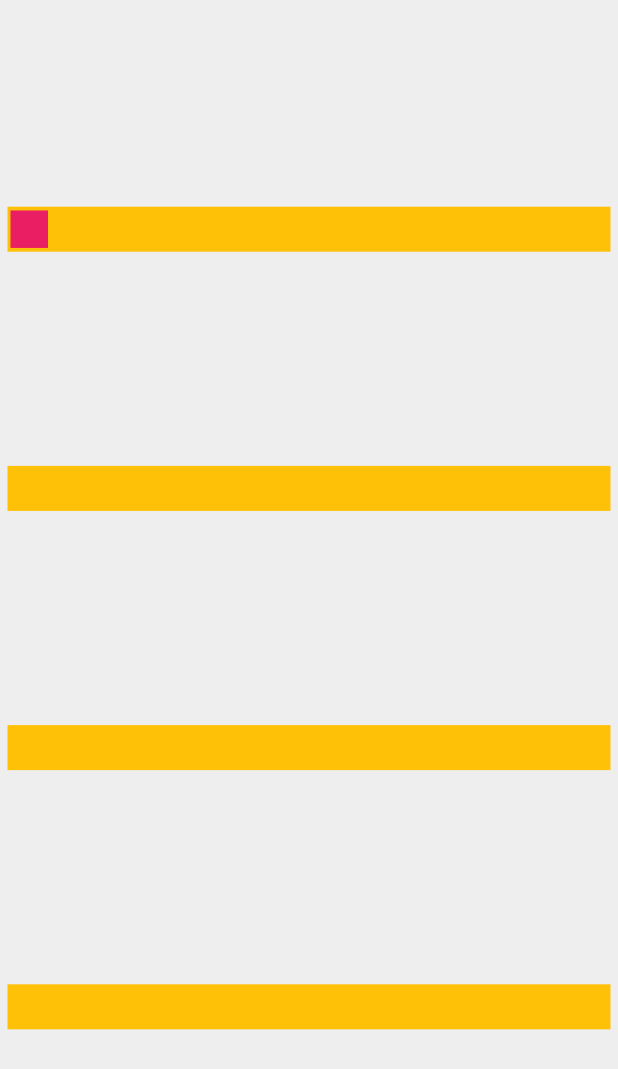
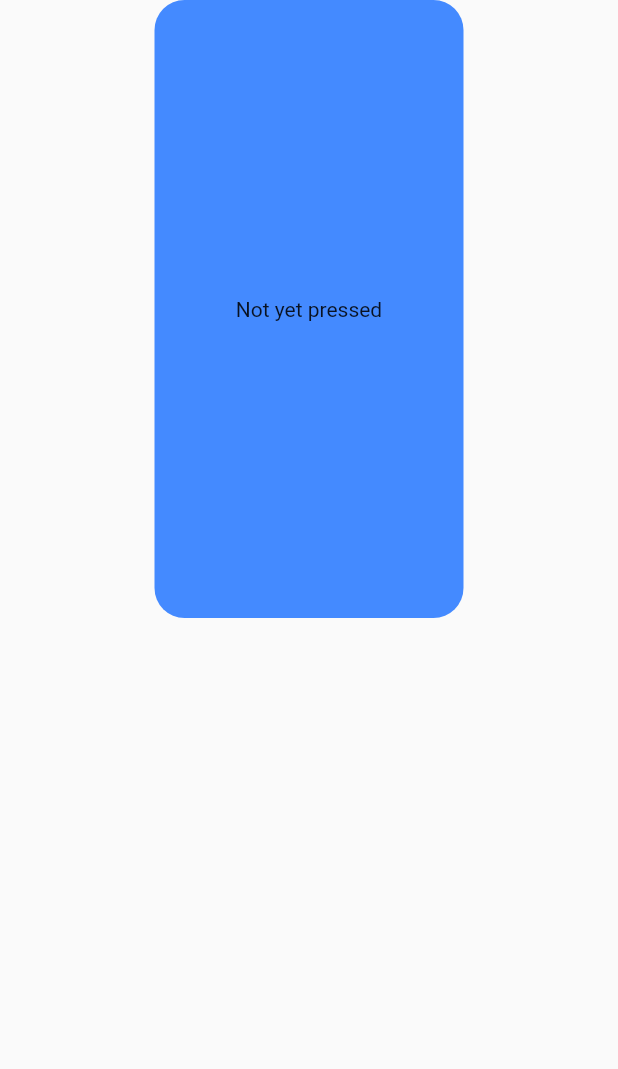
Before and after one commit to kizzanaome/FirstFlutterProject, a Flutter app: the screen it shows after launch, on a phone screen of 412 x 824 dp. Shown: the top 1069 px of the screen. Run offline on Flutter 3.47's test engine with Material 2 defaults, Android fonts, the phone set to English and light mode, and no system bars; missing offline and left inert: cohot2.

Commit message:
my first flutter application

```diff
--- /dev/null
+++ b/firstapp/lib/Reused_container.dart
@@ -0,0 +1,62 @@
+import 'package:flutter/material.dart';
+
+class ReusedContainer extends StatefulWidget {
+  Color defaultColor;
+  Color singleTapColor;
+  Color longPressColor;
+  double height;
+  double width;
+  double radius;
+  ReusedContainer({
+    super.key,
+    required this.defaultColor,
+    required this.singleTapColor,
+    required this.longPressColor,
+    required this.height,
+    required this.width,
+    required this.radius,
+  });
+
+  @override
+  State<ReusedContainer> createState() => _ReusedContainerState();
+}
+
+class _ReusedContainerState extends State<ReusedContainer> {
+  Color? boxColor;
+  int timesPress = 0;
+
+  @override
+  void initState() {
+    super.initState();
+    boxColor = widget.defaultColor;
+  }
+
+  @override
+  Widget build(BuildContext context) {
+    return GestureDetector(
+      onTap: () {
+        timesPress = 1;
+        boxColor = widget.singleTapColor;
+        setState(() {});
+      },
+      onDoubleTap: () {
+        timesPress = 2;
+        boxColor = widget.longPressColor;
+        setState(() {});
+      },
+      child: Container(
+        height: widget.height,
+        width: widget.width,
+        decoration: BoxDecoration(
+          color: boxColor,
+          borderRadius: BorderRadius.circular(widget.radius),
+        ),
+        child: timesPress == 0
+            ? const Center(child: Text('Not yet pressed'))
+            : timesPress == 1
+                ? const Center(child: Text('Pressed Once'))
+                : const Center(child: Text('Pressed Twice')),
+      ),
+    );
+  }
+}
--- /dev/null
+++ b/firstapp/lib/home_page.dart
@@ -0,0 +1,30 @@
+import 'package:flutter/material.dart';
+import 'package:firstapp/reused_container.dart';
+
+class HomePage extends StatefulWidget {
+  const HomePage({super.key});
+  @override
+  State<HomePage> createState() => _HomePageState();
+}
+
+class _HomePageState extends State<HomePage> {
+  @override
+  Widget build(BuildContext context) {
+    return SafeArea(
+        child: Scaffold(
+      body: SizedBox(
+        height: MediaQuery.sizeOf(context).height,
+        width: MediaQuery.sizeOf(context).width,
+        child: Column(children: [
+          ReusedContainer(
+              defaultColor: Colors.blueAccent,
+              singleTapColor: Colors.greenAccent,
+              longPressColor: Colors.cyanAccent,
+              height: MediaQuery.sizeOf(context).height / 2,
+              width: MediaQuery.sizeOf(context).width / 2,
+              radius: 20)
+        ]),
+      ),
+    ));
+  }
+}
--- /dev/null
+++ b/firstapp/lib/home_page_copy.dart
@@ -0,0 +1,36 @@
+import 'package:cohot2/reusable_widget.dart/Reused_container.dart';
+import 'package:flutter/material.dart';
+
+class HomePage extends StatefulWidget {
+  const HomePage({super.key});
+
+  @override
+  State<HomePage> createState() => _HomePageState();
+}
+
+class _HomePageState extends State<HomePage> {
+  @override
+  Widget build(BuildContext context) {
+    return SafeArea(
+      child: Scaffold(
+        body: SizedBox(
+          height: MediaQuery.sizeOf(context).height,
+          width: MediaQuery.sizeOf(context).width,
+          child: Column(
+            mainAxisAlignment: MainAxisAlignment.spaceEvenly,
+            children: [
+              ReusedContainer(
+                defaultColor: Colors.blueAccent,
+                singleTapColor: Colors.greenAccent,
+                longPressColor: Colors.cyanAccent,
+                height: MediaQuery.sizeOf(context).height / 2,
+                width: MediaQuery.sizeOf(context).width / 2,
+                radius: 20,
+              ),
+            ],
+          ),
+        ),
+      ),
+    );
+  }
+}
--- /dev/null
+++ b/firstapp/lib/lib_export.dart
@@ -0,0 +1 @@
+export 'home_page.dart';
--- a/firstapp/lib/main.dart
+++ b/firstapp/lib/main.dart
@@ -1,42 +1,27 @@
+// Create a reuseable widget that shows: the number plate of the car, the color of the car and the engine number of the car
+
+// 2. Create a map with 10 inputs (shows 10 cars) showing their engine number, color and number plate
+
+// 3. Using the created re-useable widget and the created map, show a list of these 10 cars in a flutter application
+
+// Create a home age that has a sized box with a child of a raw with 10 text widgets that have diferent texts
+// Create a HomePage that has a sizedBox with a child of a row, where the row has 10 Text widgets each having different text.
+
+// please explain the reused container once more, just peruse through for me. and also the export part
+
 import 'package:flutter/material.dart';
+import 'package:firstapp/home_page.dart';
 
 void main() {
-  runApp(MyApp());
+  runApp(const MyApp());
 }
 
 class MyApp extends StatelessWidget {
+  const MyApp({super.key});
 
   @override
   Widget build(BuildContext context) {
-    return Container(
-        width: 400,
-        height: 700,
-        color: Colors.grey[200],
-        child:
-            Column(mainAxisAlignment: MainAxisAlignment.spaceEvenly, children: [
-          Container(
-              color: Colors.amber,
-              height: 30,
-              margin: const EdgeInsets.all(5),
-              child: Center(
-                child: Row(children: [
-                  Container(
-                    color: Colors.pink,
-                    height: 25,
-                    width: 25,
-                    margin: const EdgeInsets.all(2),
-                  )
-                ]),
-              )),
-          Container(
-            color: Colors.amber,
-            height: 30,
-            margin: const EdgeInsets.all(5),
-          ),
-          Container(
-              color: Colors.amber, height: 30, margin: const EdgeInsets.all(5)),
-          Container(
-              color: Colors.amber, height: 30, margin: const EdgeInsets.all(5))
-        ]));
+    return MaterialApp(home: const HomePage());
+    // return const Container();
   }
 }
--- /dev/null
+++ b/firstapp/lib/reused_component.dart
@@ -0,0 +1,59 @@
+import 'package:flutter/material.dart';
+
+class ReusedContainer extends StatefulWidget {
+  Color defaultColor;
+  Color singleTapColor;
+  Color longPressColor;
+  double height;
+  double width;
+  double radius;
+
+  ReusedContainer(
+      {super.key,
+      required this.defaultColor,
+      required this.singleTapColor,
+      required this.longPressColor,
+      required this.height,
+      required this.width,
+      required this.radius});
+
+  @override
+  State<ReusedContainer> createState() => _ReusedContainerState();
+}
+
+class _ReusedContainerState extends State<ReusedContainer> {
+  Color? boxColor;
+  int timePress = 0;
+
+  @override
+  void initState() {
+    super.initState();
+    boxColor = widget.defaultColor;
+  }
+
+  Widget build(BuildContext context) {
+    return GestureDetector(
+      onTap: () {
+        timePress = 1;
+        boxColor = widget.singleTapColor;
+        setState(() {});
+      },
+      onDoubleTap: () {
+        timePress = 2;
+        boxColor = widget.longPressColor;
+        setState(() {});
+      },
+      child: Container(
+        height: widget.height,
+        width: widget.width,
+        decoration: BoxDecoration(
+          color: boxColor,
+          borderRadius: BorderRadius.circular(widget.radius),
+        ),
+        child: timePress == 0
+            ? const Center(child: Text("Pressed Once"))
+            : const Center(child: Text('Pressed Twice')),
+      ),
+    );
+  }
+}
--- a/firstapp/lib/trialfile.dart
+++ b/firstapp/lib/trialfile.dart
@@ -5,6 +5,8 @@ import 'userConstructor.dart';
 // void main() {
 //   runApp( Cohot1());
 // }
+
+
 
 class Cohot1 extends StatelessWidget {  Cohot1({super.key});  final String greetings = "hello";  // List<UserModel> modelsUser = [  //   UserModel(  //     userFirstName: 'Mbuga',  //     userLastName: 'Enoch',  //     userOtherName: 'Leisser',  //     gender: 'Male',  //     userAge: 2,  //     userId: 123,  //   )  // ];  @override  Widget build(BuildContext context) {    return MaterialApp(      home: Scaffold(        body: SizedBox(          height: MediaQuery.sizeOf(context).height,          width: MediaQuery.sizeOf(context).width,          child: Center(            child: TextWidget(userFirstName: 'Mbuga', greetings: "hello",dayWork: "how was your day"),          ),        ),      ),    );  }}
 
```
